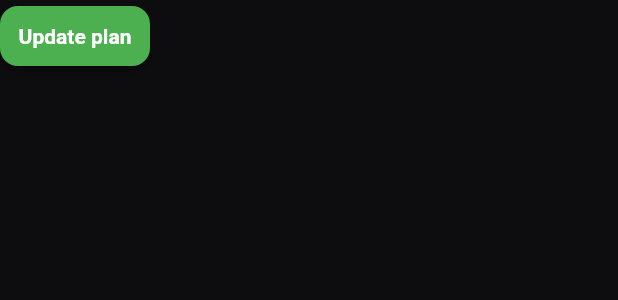
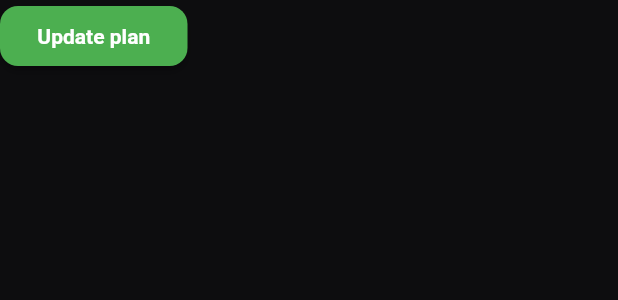
Before and after one commit to eknaub/movlix, a Flutter app: the RoundedElevatedButtonSmall widget shown alone on an empty page, opened directly, on a phone screen of 412 x 824 dp. Shown: the top 300 px of the screen. Run offline on Flutter 3.47's test engine with Material 2 defaults, Android fonts, the phone set to English and light mode, and no system bars; our stand-ins replace cloud_firestore, firebase_auth, firebase_core; accounts and stored records are empty; generated files the repository leaves out were written again; network calls fail.

Commit message:
Update rounded_elevated_button_small.dart

```diff
--- a/lib/widgets/rounded_elevated_button_small.dart
+++ b/lib/widgets/rounded_elevated_button_small.dart
@@ -22,7 +22,7 @@ class RoundedElevatedButtonSmall extends StatelessWidget {
         shape: RoundedRectangleBorder(
           borderRadius: BorderRadius.circular(12),
         ),
-        fixedSize: const Size.fromWidth(100),
+        fixedSize: const Size.fromWidth(125),
       ),
       onPressed: () => onPressed(),
       child: Text(title),
```
